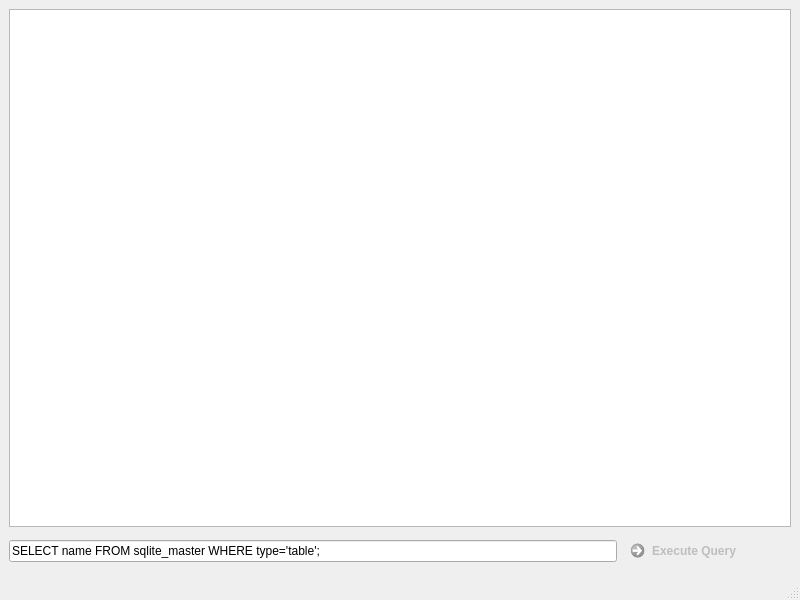
Old version of the form saab.ui in the repository visuve/SAAB.
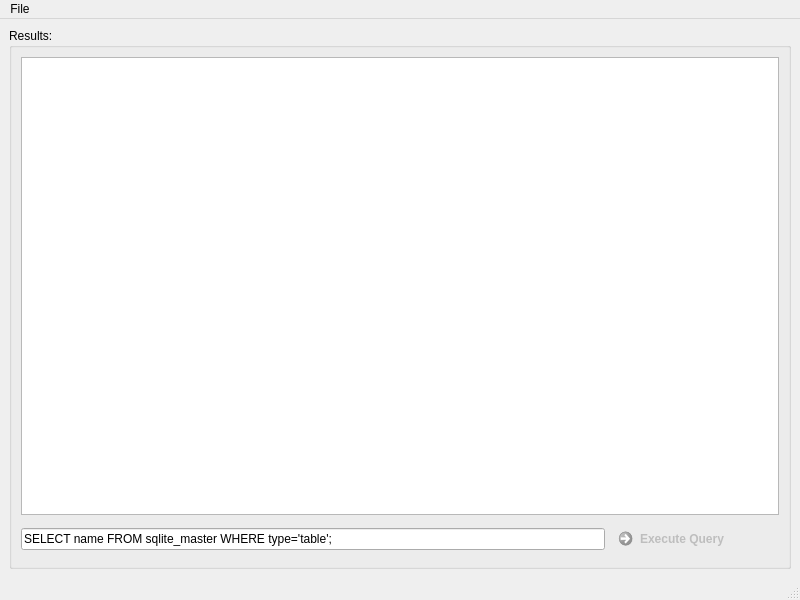
New version of the form.

```diff
--- a/saab.ui
+++ b/saab.ui
@@ -14,18 +14,24 @@
    <string>MainWindow</string>
   </property>
   <widget class="QWidget" name="central_widget">
+   <layout class="QVBoxLayout" name="vertical_layout">
+    <item>
+     <widget class="QGroupBox" name="group_box">
+      <property name="title">
+       <string>Results:</string>
+      </property>
    <layout class="QGridLayout" name="grid_layout">
-    <item row="2" column="0">
-     <widget class="QLineEdit" name="line_edit_query">
-      <property name="text">
-       <string>SELECT name FROM sqlite_master WHERE type='table';</string>
-      </property>
-     </widget>
-    </item>
     <item row="0" column="0" colspan="2">
      <widget class="QTableView" name="table_view"/>
     </item>
-    <item row="2" column="1">
+       <item row="1" column="0">
+        <widget class="QLineEdit" name="line_edit_query">
+         <property name="text">
+          <string>SELECT name FROM sqlite_master WHERE type='table';</string>
+         </property>
+        </widget>
+       </item>
+       <item row="1" column="1">
      <widget class="QCommandLinkButton" name="button_query">
       <property name="enabled">
        <bool>false</bool>
@@ -37,6 +43,9 @@
     </item>
    </layout>
   </widget>
+    </item>
+   </layout>
+  </widget>
   <widget class="QMenuBar" name="menubar">
    <property name="geometry">
     <rect>
@@ -53,7 +62,7 @@
     <addaction name="action_open"/>
     <addaction name="action_exit"/>
    </widget>
-   <addaction name="menuFile"/>
+   <addaction name="menu_file"/>
   </widget>
   <widget class="QStatusBar" name="statusbar"/>
   <action name="action_open">
```
Left out of the diff: 3 changed lines with no effect on the pictures. Lines whose indentation alone changed are shown as unchanged.
